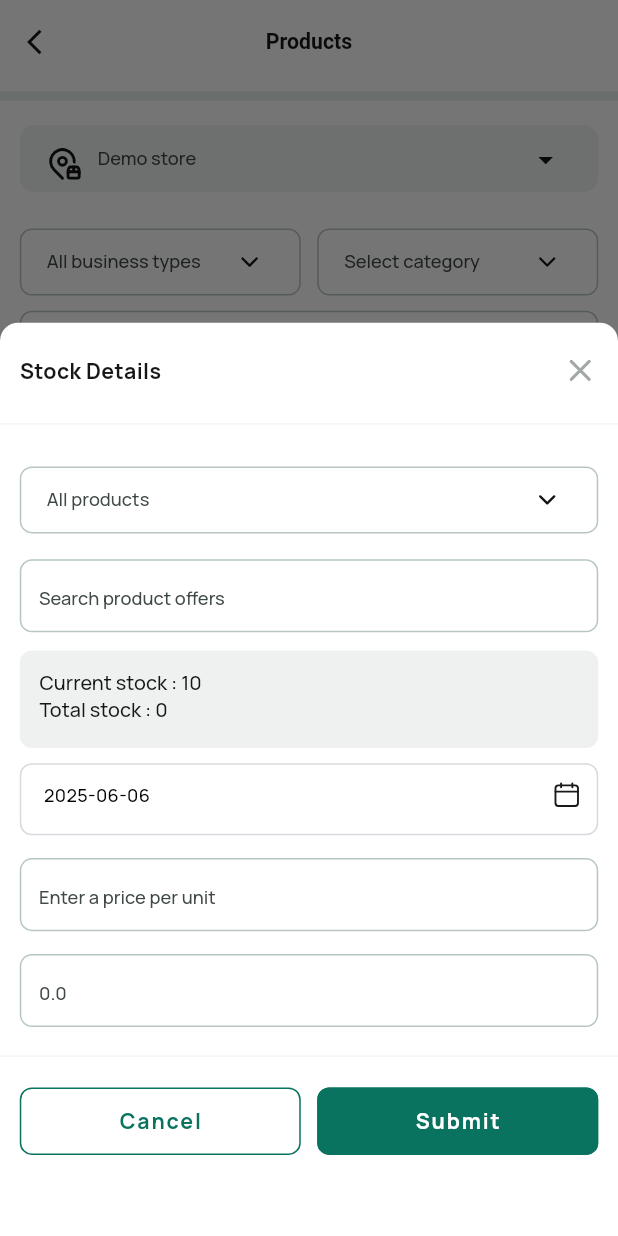
After one commit to sangeethTiga/admin_v2, a Flutter app: the ProductScreen screen opened by its route, after a tap on "Stock Update", on a phone screen of 412 x 824 dp. The commit adds this screen. Run offline on Flutter 3.47's test engine with Material 3 defaults, Android fonts, the light colour scheme and no system bars; our stand-ins replace bloc, cached_network_image, dio, equatable, flutter_screenutil, flutter_svg and 5 more; missing offline and left inert: dio_smart_retry.

Commit message:
Stock update

```diff
--- a/lib/features/products/product_screen.dart
+++ b/lib/features/products/product_screen.dart
@@ -1,3 +1,4 @@
+import 'package:admin_v2/features/products/widgets/stock_update_card.dart';
 import 'package:admin_v2/shared/constants/colors.dart';
 import 'package:admin_v2/shared/themes/font_palette.dart';
 import 'package:admin_v2/shared/widgets/appbar/appbar.dart';
@@ -194,7 +195,24 @@ class ProductScreen extends StatelessWidget {
                                 ),
                                 4.verticalSpace,
 
-                                Container(
+                                GestureDetector(
+                                  onTap: () {
+                                    showModalBottomSheet(
+                                      shape: RoundedRectangleBorder(
+                                        borderRadius: BorderRadius.only(
+                                          topLeft: Radius.circular(12.r),
+                                          topRight: Radius.circular(12.r),
+                                        ),
+                                      ),
+                                      backgroundColor: kWhite,
+                                      context: context,
+                                      isScrollControlled: true,
+                                      builder: (context) {
+                                        return StockUpdateCard();
+                                      },
+                                    );
+                                  },
+                                  child: Container(
                                     alignment: Alignment.center,
                                     height: 32.h,
                                     width: 108.w,
@@ -206,6 +224,7 @@ class ProductScreen extends StatelessWidget {
                                       'Stock Update',
                                       style: FontPalette.hW700S13.copyWith(
                                         color: kPrimaryColor,
+                                      ),
                                     ),
                                   ),
                                 ),
--- /dev/null
+++ b/lib/features/products/widgets/stock_update_card.dart
@@ -0,0 +1,167 @@
+import 'package:admin_v2/shared/constants/colors.dart';
+import 'package:admin_v2/shared/themes/font_palette.dart';
+import 'package:admin_v2/shared/widgets/buttons/custom_material_button.dart';
+import 'package:admin_v2/shared/widgets/date_picker/date_picker_container.dart';
+import 'package:admin_v2/shared/widgets/dropdown_field_widget/dropdown_field_widget.dart';
+import 'package:admin_v2/shared/widgets/padding/main_padding.dart';
+import 'package:admin_v2/shared/widgets/text_fields/text_field_widget.dart';
+import 'package:flutter/material.dart';
+import 'package:flutter_screenutil/flutter_screenutil.dart';
+import 'package:flutter_svg/svg.dart';
+
+class StockUpdateCard extends StatelessWidget {
+  const StockUpdateCard({super.key});
+
+  @override
+  Widget build(BuildContext context) {
+    return SizedBox(
+      height: 600.h,
+
+      child: Column(
+        children: [
+          MainPadding(
+            top: 19.5.h,
+            left: 12.w,
+            right: 12.w,
+            bottom: 15.5.h,
+            child: Row(
+              mainAxisAlignment: MainAxisAlignment.spaceBetween,
+              children: [
+                Text('Stock Details', style: FontPalette.hW700S14),
+                GestureDetector(
+                  onTap: () {
+                    Navigator.pop(context);
+                  },
+                  child: SvgPicture.asset('assets/icons/x-close.svg'),
+                ),
+              ],
+            ),
+          ),
+          Divider(color: kBorderColor, thickness: 1),
+          10.verticalSpace,
+          MainPadding(
+            top: 0,
+            child: Column(
+              children: [
+                DropDownFieldWidget(
+                  labelText: 'All products',
+                  items: [],
+                  inputBorder: OutlineInputBorder(
+                    borderRadius: BorderRadius.circular(8.r),
+                    borderSide: BorderSide(color: Color(0XFFB7C6C2)),
+                  ),
+                  suffixIcon: Padding(
+                    padding: const EdgeInsets.all(14.0),
+                    child: SvgPicture.asset(
+                      'assets/icons/Arrow - Right (2).svg',
+                    ),
+                  ),
+                ),
+                12.verticalSpace,
+                TextFeildWidget(
+                  borderColor: kBlack,
+                  hight: 48.h,
+                  fillColor: kWhite,
+
+                  inputBorder: OutlineInputBorder(
+                    borderRadius: BorderRadius.circular(8.r),
+                    borderSide: BorderSide(color: Color(0XFFB7C6C2)),
+                  ),
+                  contentPadding: EdgeInsets.symmetric(
+                    vertical: 14.h,
+                    horizontal: 8.w,
+                  ),
+
+                  hintText: 'Search product offers',
+                  hintStyle: FontPalette.hW500S12,
+                ),
+                12.verticalSpace,
+                Container(
+                  // alignment: Alignment.center,
+                  height: 64.h,
+                  width: double.infinity,
+                  padding: EdgeInsets.only(top: 12.h, left: 12.w),
+                  decoration: BoxDecoration(
+                    color: Color(0XFFEFF1F1),
+                    borderRadius: BorderRadius.circular(8.r),
+                  ),
+                  child: Column(
+                    crossAxisAlignment: CrossAxisAlignment.start,
+                    children: [
+                      Text('Current stock : 10', style: FontPalette.hW500S13),
+                      Text('Total stock : 0', style: FontPalette.hW500S13),
+                    ],
+                  ),
+                ),
+                10.verticalSpace,
+                DatePickerContainer(hintText: '', changeDate: () {}),
+                10.verticalSpace,
+
+                TextFeildWidget(
+                  borderColor: kBlack,
+                  hight: 48.h,
+                  fillColor: kWhite,
+
+                  inputBorder: OutlineInputBorder(
+                    borderRadius: BorderRadius.circular(8.r),
+                    borderSide: BorderSide(color: Color(0XFFB7C6C2)),
+                  ),
+                  contentPadding: EdgeInsets.symmetric(
+                    vertical: 14.h,
+                    horizontal: 8.w,
+                  ),
+
+                  hintText: 'Enter a price per unit',
+                  hintStyle: FontPalette.hW500S12,
+                ),
+                10.verticalSpace,
+
+                TextFeildWidget(
+                  borderColor: kBlack,
+                  hight: 48.h,
+                  fillColor: kWhite,
+
+                  inputBorder: OutlineInputBorder(
+                    borderRadius: BorderRadius.circular(8.r),
+                    borderSide: BorderSide(color: Color(0XFFB7C6C2)),
+                  ),
+                  contentPadding: EdgeInsets.symmetric(
+                    vertical: 14.h,
+                    horizontal: 8.w,
+                  ),
+
+                  hintText: '0.0',
+                  hintStyle: FontPalette.hW500S12,
+                ),
+              ],
+            ),
+          ),
+          10.verticalSpace,
+          Divider(color: kBorderColor, thickness: 1),
+          10.verticalSpace,
+          MainPadding(
+            child: Row(
+              children: [
+                Expanded(
+                  child: CustomMaterialBtton(
+                    onPressed: () {},
+                    buttonText: 'Cancel',
+                    color: kWhite,
+                    textColor: kPrimaryColor,
+                  ),
+                ),
+                10.horizontalSpace,
+                Expanded(
+                  child: CustomMaterialBtton(
+                    onPressed: () {},
+                    buttonText: 'Submit',
+                  ),
+                ),
+              ],
+            ),
+          ),
+        ],
+      ),
+    );
+  }
+}
--- a/lib/shared/widgets/dropdown_field_widget/dropdown_field_widget.dart
+++ b/lib/shared/widgets/dropdown_field_widget/dropdown_field_widget.dart
@@ -117,9 +117,9 @@ class DropDownFieldWidget extends StatelessWidget {
               //   'assets/icons/Arrow - Right.svg',
               //   height: 25.h,
               // ),
-              // hint: hintText != null
-              //     ? Text(hintText!, style: FontPalette.hW500S12)
-              //     : null,
+              hint: hintText != null
+                  ? Text(hintText!, style: FontPalette.hW500S14)
+                  : null,
               decoration: InputDecoration(
                 floatingLabelBehavior: floatingLabelBehavior,
                 labelText: isHint ? null : labelText,
@@ -131,7 +131,7 @@ class DropDownFieldWidget extends StatelessWidget {
                 enabledBorder: inputBorder,
                 focusedErrorBorder: inputBorder,
                 errorBorder: inputBorder,
-                labelStyle: FontPalette.hW500S10,
+                labelStyle: FontPalette.hW500S12,
                 fillColor: fillColor,
                 filled: true,
                 prefixIcon: prefixIcon,
--- a/lib/shared/widgets/text_fields/text_field_widget.dart
+++ b/lib/shared/widgets/text_fields/text_field_widget.dart
@@ -138,7 +138,7 @@ class TextFeildWidget extends StatelessWidget {
                 ),
             textAlign: textAlign,
             decoration: InputDecoration(
-              prefixIcon: prefix ?? SizedBox(),
+              prefixIcon: prefix,
               prefixStyle: FontPalette.hW700S16,
               counter: const Offstage(),
               floatingLabelBehavior: floatingLabelBehavior,
```
Lines whose indentation alone changed are shown as unchanged.
